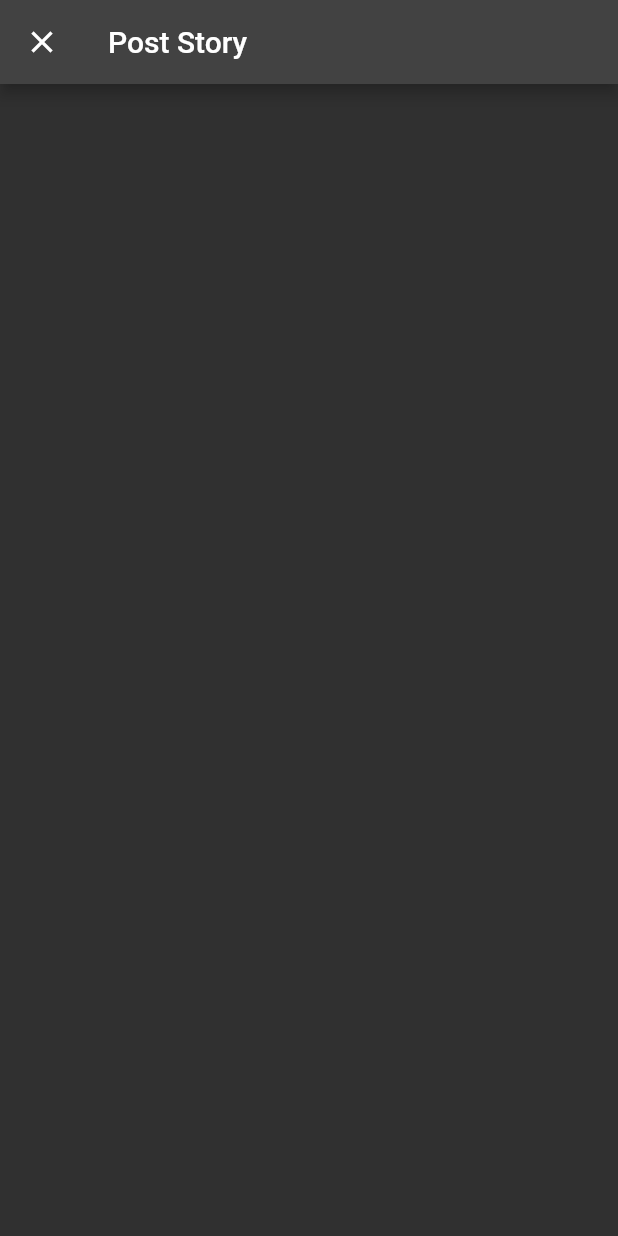
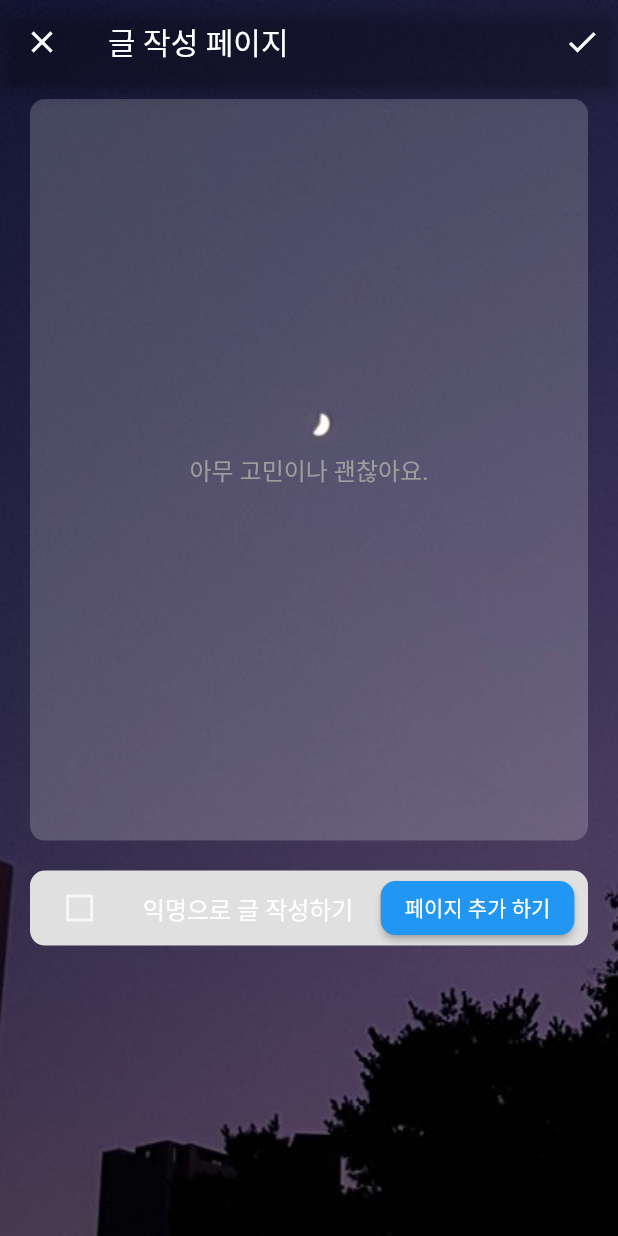
Before and after one commit to ShinJongUng/JUST-FE, a Flutter app: the screen it shows after launch, item 2 of the bottom bar chosen, on a phone screen of 412 x 824 dp. Run offline on Flutter 3.47's test engine with Material 2 defaults, Android fonts, the phone set to English and light mode, and no system bars; our stand-ins replace flutter_dotenv, fluttertoast, page_view_dot_indicator, sign_in_with_apple, sticky_headers; missing offline and left inert: kakao_flutter_sdk_user.

```diff
--- a/lib/home_page.dart
+++ b/lib/home_page.dart
@@ -65,7 +65,7 @@ Route createPostRoute() {
   return PageRouteBuilder(
     pageBuilder: (context, animation, secondaryAnimation) => PostPage(),
     transitionsBuilder: (context, animation, secondaryAnimation, child) {
-      const begin = Offset(0.0, 1.0);
+      const begin = Offset.zero;
       const end = Offset.zero;
       const curve = Curves.ease;
 
--- a/lib/main.dart
+++ b/lib/main.dart
@@ -4,6 +4,7 @@ import 'package:just/home_page.dart';
 import 'package:just/views/pages/login_page.dart';
 import 'package:just/views/pages/post_page.dart';
 import 'package:just/views/pages/search_page.dart';
+import 'package:just/views/pages/signup_page.dart';
 import 'package:just/views/pages/user_post_page.dart';
 import 'package:kakao_flutter_sdk_user/kakao_flutter_sdk_user.dart';
 
@@ -28,6 +29,7 @@ class MyApp extends StatelessWidget {
         '/user-post': (context) => UserPostPage(),
         '/search': (context) => SearchPage(),
         '/login': (context) => const LoginPage(),
+        '/sign-up': (context) => SignUpPage()
       },
     );
   }
--- a/lib/views/pages/post_page.dart
+++ b/lib/views/pages/post_page.dart
@@ -1,20 +1,9 @@
 import 'package:flutter/material.dart';
+import 'package:just/views/widgets/post_page/story_post_widget.dart';
 
 class PostPage extends StatelessWidget {
   @override
   Widget build(BuildContext context) {
-    return Scaffold(
-      appBar: AppBar(
-        //뒤로가기 버튼 대신 x버튼으로 변경
-        leading: IconButton(
-          icon: const Icon(Icons.close),
-          onPressed: () {
-            Navigator.pop(context);
-          },
-        ),
-        title: Text("Post Story"),
-      ),
-      body: Center(),
-    );
+    return StoryPostWidget();
   }
 }
--- /dev/null
+++ b/lib/views/widgets/post_page/story_post_widget.dart
@@ -0,0 +1,155 @@
+import 'package:flutter/material.dart';
+
+class StoryPostWidget extends StatefulWidget {
+  @override
+  _StoryPostWidgetState createState() => _StoryPostWidgetState();
+}
+
+class _StoryPostWidgetState extends State<StoryPostWidget> {
+  bool _isAnonymous = false;
+  double keyboardHeight = 0.0;
+
+  @override
+  void initState() {
+    super.initState();
+    // 키보드 높이 구하기
+    WidgetsBinding.instance!.addPostFrameCallback((_) {
+      final double keyboardHeight = MediaQuery.of(context).viewInsets.bottom;
+      setState(() {
+        this.keyboardHeight = keyboardHeight;
+      });
+    });
+  }
+
+  void _toggleAnonymous() {
+    setState(() {
+      _isAnonymous = !_isAnonymous;
+    });
+  }
+
+  @override
+  Widget build(BuildContext context) {
+    return Scaffold(
+      extendBodyBehindAppBar: true,
+      resizeToAvoidBottomInset: false,
+      appBar: AppBar(
+        backgroundColor: Colors.transparent,
+        title: Text('글 작성 페이지'),
+        leading: IconButton(
+          icon: Icon(Icons.close),
+          onPressed: () {
+            showDialog(
+              context: context,
+              builder: (BuildContext context) {
+                return AlertDialog(
+                  title: Text('글 작성을 취소하시겠습니까?'),
+                  actions: <Widget>[
+                    TextButton(
+                      child: Text('예'),
+                      onPressed: () {
+                        Navigator.of(context).pop();
+                        Navigator.of(context).pop();
+                      },
+                    ),
+                    TextButton(
+                      child: Text('아니요'),
+                      onPressed: () {
+                        Navigator.of(context).pop();
+                      },
+                    ),
+                  ],
+                );
+              },
+            );
+          },
+        ),
+        actions: <Widget>[
+          IconButton(
+            icon: Icon(Icons.done),
+            onPressed: () {},
+          ),
+        ],
+      ),
+      body: GestureDetector(
+        onTap: () {
+          FocusScope.of(context).requestFocus(new FocusNode());
+        },
+        child: Stack(children: [
+          Container(
+            decoration: const BoxDecoration(
+                image: DecorationImage(
+              image: AssetImage('assets/test1.jpg'),
+              fit: BoxFit.cover,
+            )),
+            child: Column(
+              children: [
+                SafeArea(
+                  child: Container(
+                    height: MediaQuery.of(context).size.height * 0.6,
+                    margin: EdgeInsets.symmetric(horizontal: 20, vertical: 10),
+                    decoration: BoxDecoration(
+                      color: Colors.white.withOpacity(0.2),
+                      borderRadius: BorderRadius.circular(10),
+                    ),
+                    child: Padding(
+                      padding: const EdgeInsets.all(8.0),
+                      child: Center(
+                        child: TextField(
+                          textAlign: TextAlign.center,
+                          style: TextStyle(color: Colors.white),
+                          maxLines: null,
+                          decoration: InputDecoration(
+                            border: InputBorder.none,
+                            hintText: '아무 고민이나 괜찮아요.',
+                            hintStyle: TextStyle(color: Colors.grey),
+                          ),
+                        ),
+                      ),
+                    ),
+                  ),
+                ),
+                Positioned(
+                  bottom: keyboardHeight,
+                  left: 0,
+                  right: 0,
+                  child: Container(
+                    height: 50,
+                    margin: EdgeInsets.symmetric(horizontal: 20, vertical: 10),
+                    decoration: BoxDecoration(
+                      color: Colors.grey[300],
+                      borderRadius: BorderRadius.circular(10),
+                    ),
+                    child: Row(
+                      mainAxisAlignment: MainAxisAlignment.spaceAround,
+                      children: [
+                        Checkbox(
+                          value: _isAnonymous,
+                          onChanged: (value) {
+                            _toggleAnonymous();
+                          },
+                        ),
+                        Text(
+                          '익명으로 글 작성하기',
+                          style: TextStyle(fontSize: 16),
+                        ),
+                        ElevatedButton(
+                          child: Text('페이지 추가 하기'),
+                          onPressed: () {},
+                          style: ElevatedButton.styleFrom(
+                            shape: RoundedRectangleBorder(
+                              borderRadius: BorderRadius.circular(10),
+                            ),
+                          ),
+                        ),
+                      ],
+                    ),
+                  ),
+                ),
+              ],
+            ),
+          ),
+        ]),
+      ),
+    );
+  }
+}
```
Also changed, not shown: lib/views/pages/signup_page.dart (added, +138 -0 lines), lib/views/widgets/social_login/social_login_widget.dart (+19 -0 lines).
